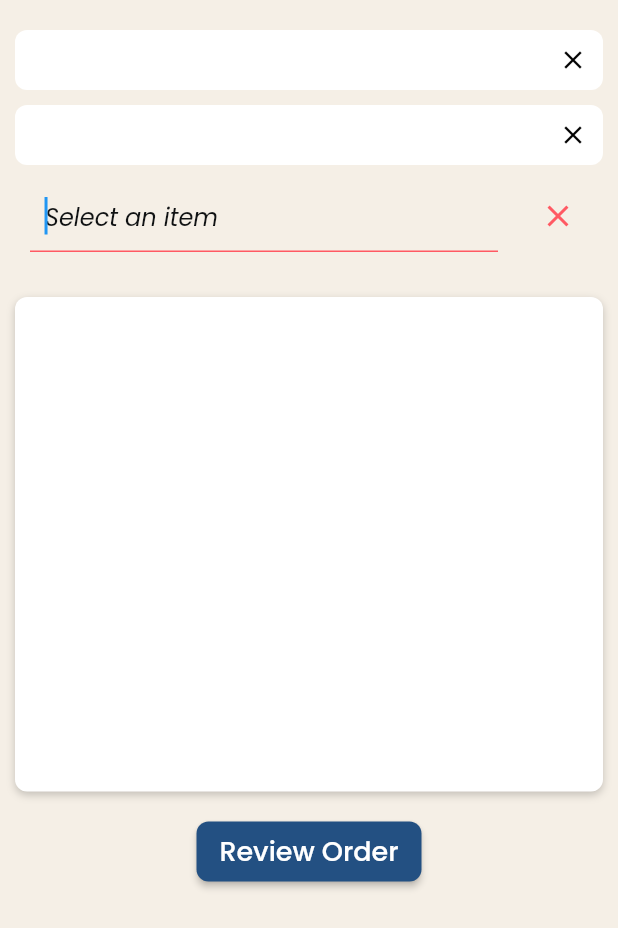
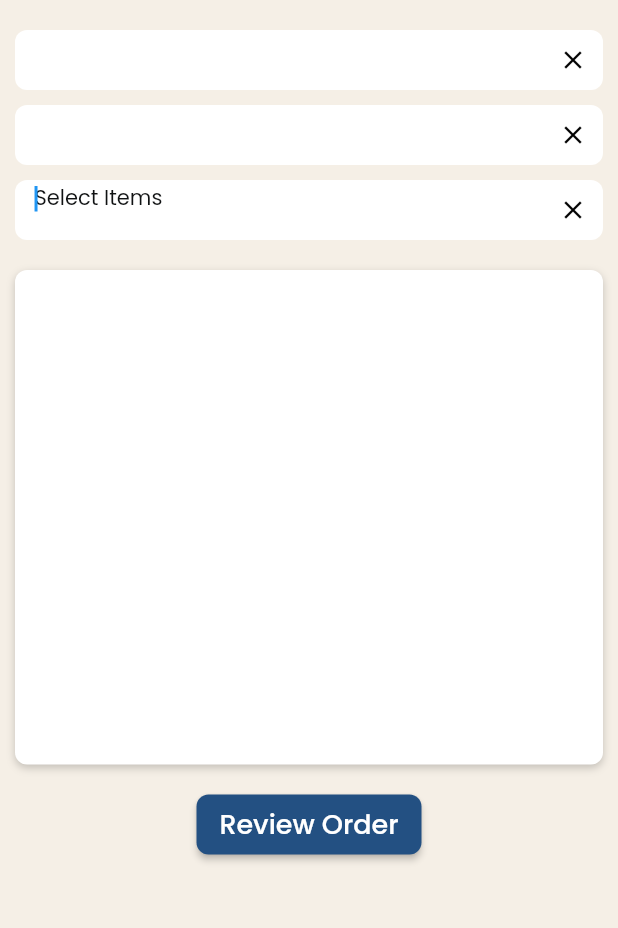
Before and after one commit to PiersoftDev/MarketPlace, a Flutter app: the ItemSelectionPageWidget screen opened by its route, on a phone screen of 412 x 824 dp. Shown: the top 928 px of the screen. Run offline on Flutter 3.47's test engine with Material 2 defaults, Android fonts, the phone set to English and light mode, and no system bars; drawn by our look-alikes of auto_size_text; our stand-ins replace built_collection, built_value, cloud_firestore, data_table_2, dropdown_button2, easy_debounce and 17 more; missing offline and left inert: algolia, json_path; accounts and stored records are empty; statements that could not run were skipped.

Commit message:
Updating to latest FlutterFlow output.

```diff
--- a/lib/pages/item_selection_page/item_selection_page_model.dart
+++ b/lib/pages/item_selection_page/item_selection_page_model.dart
@@ -1,6 +1,5 @@
 import '/backend/backend.dart';
 import '/components/add_to_cart_widget.dart';
-import '/flutter_flow/flutter_flow_icon_button.dart';
 import '/flutter_flow/flutter_flow_theme.dart';
 import '/flutter_flow/flutter_flow_util.dart';
 import '/flutter_flow/flutter_flow_widgets.dart';
--- a/lib/pages/item_selection_page/item_selection_page_widget.dart
+++ b/lib/pages/item_selection_page/item_selection_page_widget.dart
@@ -1,6 +1,5 @@
 import '/backend/backend.dart';
 import '/components/add_to_cart_widget.dart';
-import '/flutter_flow/flutter_flow_icon_button.dart';
 import '/flutter_flow/flutter_flow_theme.dart';
 import '/flutter_flow/flutter_flow_util.dart';
 import '/flutter_flow/flutter_flow_widgets.dart';
@@ -168,61 +167,78 @@ class _ItemSelectionPageWidgetState extends State<ItemSelectionPageWidget> {
                             ),
                           ),
                         ),
-                        Row(
+                        Padding(
+                          padding: EdgeInsetsDirectional.fromSTEB(
+                              0.0, 10.0, 0.0, 0.0),
+                          child: Container(
+                            height: 40.0,
+                            decoration: BoxDecoration(
+                              color: FlutterFlowTheme.of(context)
+                                  .secondaryBackground,
+                              borderRadius: BorderRadius.circular(8.0),
+                            ),
+                            child: Padding(
+                              padding: EdgeInsetsDirectional.fromSTEB(
+                                  5.0, 5.0, 5.0, 5.0),
+                              child: Row(
                                 mainAxisSize: MainAxisSize.max,
+                                mainAxisAlignment:
+                                    MainAxisAlignment.spaceBetween,
                                 children: [
                                   Expanded(
                                     child: Padding(
                                       padding: EdgeInsetsDirectional.fromSTEB(
-                                    10.0, 10.0, 10.0, 10.0),
+                                          8.0, 2.0, 2.0, 2.0),
                                       child: TextFormField(
                                         controller: _model.textController,
                                         onChanged: (_) => EasyDebounce.debounce(
                                           '_model.textController',
-                                    Duration(milliseconds: 100),
+                                          Duration(milliseconds: 2000),
                                           () async {
-                                      setState(() =>
-                                          _model.algoliaSearchResults = null);
+                                            setState(() => _model
+                                                .algoliaSearchResults = null);
                                             await ItemsRecord.search(
                                               term: _model.textController.text,
                                             )
-                                          .then((r) =>
-                                              _model.algoliaSearchResults = r)
-                                          .onError((_, __) =>
-                                              _model.algoliaSearchResults = [])
-                                          .whenComplete(() => setState(() {}));
+                                                .then((r) => _model
+                                                    .algoliaSearchResults = r)
+                                                .onError((_, __) => _model
+                                                    .algoliaSearchResults = [])
+                                                .whenComplete(
+                                                    () => setState(() {}));
                                           },
                                         ),
                                         autofocus: true,
                                         obscureText: false,
                                         decoration: InputDecoration(
-                                    hintText: 'Select an item',
-                                    hintStyle: FlutterFlowTheme.of(context)
-                                        .labelMedium
+                                          hintText: 'Select Items',
+                                          hintStyle:
+                                              FlutterFlowTheme.of(context)
+                                                  .bodySmall
                                                   .override(
                                                     fontFamily: 'Poppins',
-                                          fontSize: 16.0,
-                                          fontWeight: FontWeight.normal,
-                                          fontStyle: FontStyle.italic,
+                                                    fontSize: 14.0,
                                                   ),
                                           enabledBorder: UnderlineInputBorder(
                                             borderSide: BorderSide(
-                                        color: FlutterFlowTheme.of(context)
+                                              color:
+                                                  FlutterFlowTheme.of(context)
                                                       .alternate,
                                               width: 1.0,
                                             ),
-                                      borderRadius: const BorderRadius.only(
+                                            borderRadius:
+                                                const BorderRadius.only(
                                               topLeft: Radius.circular(4.0),
                                               topRight: Radius.circular(4.0),
                                             ),
                                           ),
                                           focusedBorder: UnderlineInputBorder(
                                             borderSide: BorderSide(
-                                        color: FlutterFlowTheme.of(context)
-                                            .alternate,
+                                              color: Color(0x00000000),
                                               width: 1.0,
                                             ),
-                                      borderRadius: const BorderRadius.only(
+                                            borderRadius:
+                                                const BorderRadius.only(
                                               topLeft: Radius.circular(4.0),
                                               topRight: Radius.circular(4.0),
                                             ),
@@ -232,52 +248,55 @@ class _ItemSelectionPageWidgetState extends State<ItemSelectionPageWidget> {
                                               color: Color(0x00000000),
                                               width: 1.0,
                                             ),
-                                      borderRadius: const BorderRadius.only(
+                                            borderRadius:
+                                                const BorderRadius.only(
                                               topLeft: Radius.circular(4.0),
                                               topRight: Radius.circular(4.0),
                                             ),
                                           ),
-                                    focusedErrorBorder: UnderlineInputBorder(
+                                          focusedErrorBorder:
+                                              UnderlineInputBorder(
                                             borderSide: BorderSide(
                                               color: Color(0x00000000),
                                               width: 1.0,
                                             ),
-                                      borderRadius: const BorderRadius.only(
+                                            borderRadius:
+                                                const BorderRadius.only(
                                               topLeft: Radius.circular(4.0),
                                               topRight: Radius.circular(4.0),
                                             ),
                                           ),
-                                    contentPadding:
-                                        EdgeInsetsDirectional.fromSTEB(
-                                            10.0, 10.0, 10.0, 10.0),
                                         ),
                                         style: FlutterFlowTheme.of(context)
-                                      .bodyMedium
-                                      .override(
-                                        fontFamily: 'Poppins',
-                                        fontSize: 18.0,
-                                        fontWeight: FontWeight.w500,
-                                      ),
-                                  validator: _model.textControllerValidator
+                                            .bodyMedium,
+                                        validator: _model
+                                            .textControllerValidator
                                             .asValidator(context),
                                       ),
                                     ),
                                   ),
-                            FlutterFlowIconButton(
-                              borderColor: Colors.transparent,
-                              borderRadius: 30.0,
-                              borderWidth: 1.0,
-                              buttonSize: 60.0,
-                              icon: Icon(
-                                Icons.close,
-                                color: FlutterFlowTheme.of(context).alternate,
-                                size: 24.0,
-                              ),
-                              onPressed: () async {
+                                  Padding(
+                                    padding: EdgeInsetsDirectional.fromSTEB(
+                                        5.0, 5.0, 5.0, 5.0),
+                                    child: InkWell(
+                                      splashColor: Colors.transparent,
+                                      focusColor: Colors.transparent,
+                                      hoverColor: Colors.transparent,
+                                      highlightColor: Colors.transparent,
+                                      onTap: () async {
                                         context.pushNamed('ItemSelectionPage');
                                       },
+                                      child: Icon(
+                                        Icons.close,
+                                        color: Colors.black,
+                                        size: 20.0,
+                                      ),
+                                    ),
                                   ),
                                 ],
+                              ),
+                            ),
+                          ),
                         ),
                       ],
                     ),
```
Lines whose indentation alone changed are shown as unchanged.
